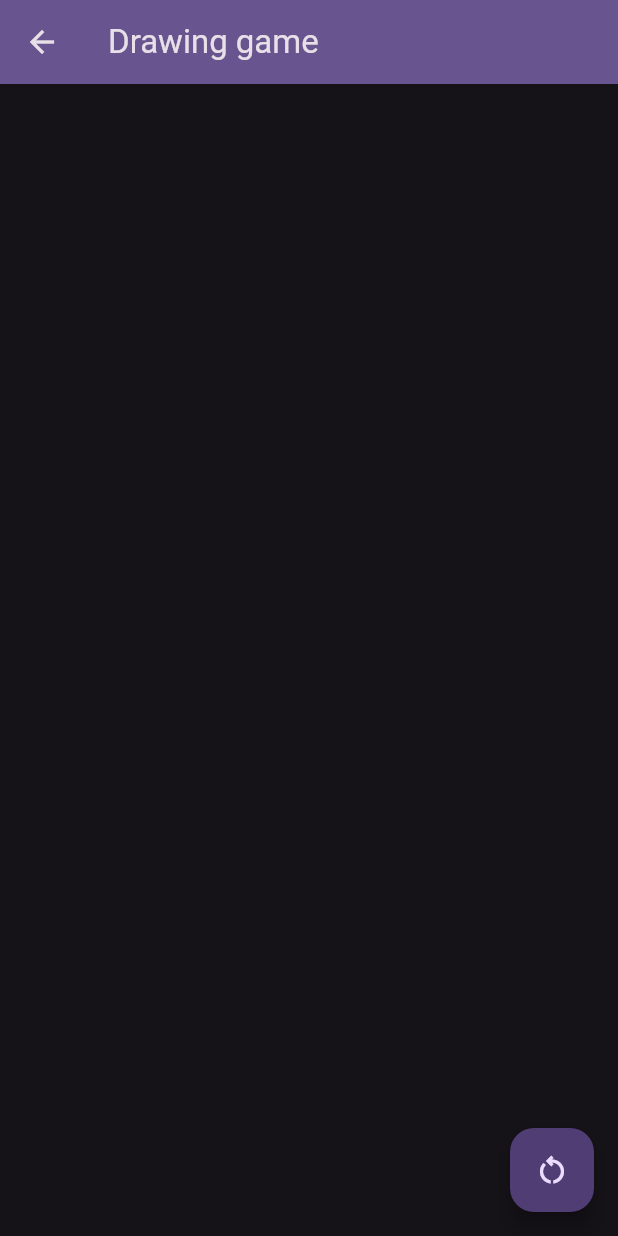
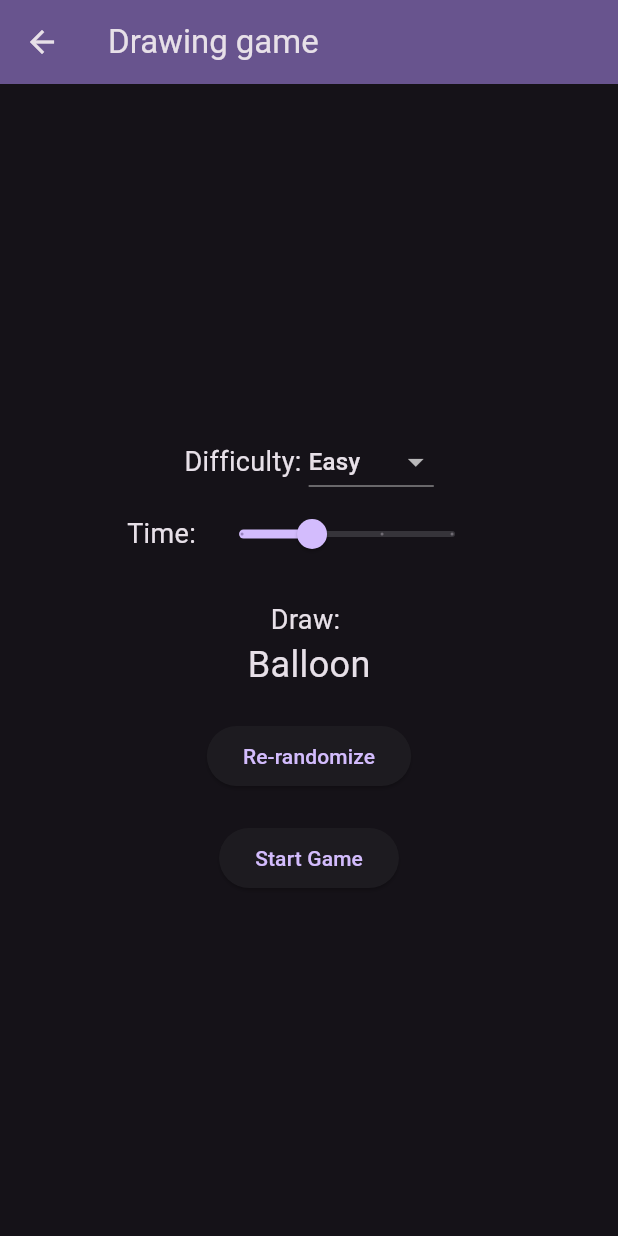
Before and after one commit to Mathematti/party_app, a Flutter app: the screen it shows after launch, after a tap on "Drawing game", on a phone screen of 412 x 824 dp. Run offline on Flutter 3.47's test engine with Material 3 defaults, Android fonts, the phone set to English and light mode, and no system bars; drawn by our look-alikes of signature; our stand-ins replace stop_watch_timer, vibration; missing offline and left inert: shake_plus.

Commit message:
very awesome drawing game

```diff
--- a/lib/drawing_game.dart
+++ b/lib/drawing_game.dart
@@ -1,10 +1,17 @@
 import 'package:flutter/material.dart';
 import 'package:signature/signature.dart';
+import 'package:stop_watch_timer/stop_watch_timer.dart';
 import 'package:vibration/vibration.dart';
 
-class DrawingGame extends StatelessWidget {
-  DrawingGame({super.key});
+class DrawingGame extends StatefulWidget {
+  final int time;
+  const DrawingGame({super.key, required this.time});
 
+  @override
+  State<DrawingGame> createState() => _DrawingGameState();
+}
+
+class _DrawingGameState extends State<DrawingGame> {
   final hasVibrator = Vibration.hasVibrator();
 
   void _restart() async {
@@ -17,8 +24,31 @@ class DrawingGame extends StatelessWidget {
   final SignatureController _controller = SignatureController(
     penStrokeWidth: 5,
     penColor: Colors.white,
-    // exportBackgroundColor: ,
   );
+
+  late final StopWatchTimer stopWatchTimer;
+
+  @override
+  void initState() {
+    super.initState();
+    stopWatchTimer = StopWatchTimer(
+      mode: StopWatchMode.countDown,
+      presetMillisecond:
+          StopWatchTimer.getMilliSecFromSecond(widget.time),
+    );
+    stopWatchTimer.onStartTimer();
+    stopWatchTimer.fetchEnded.listen((value) {
+      if (mounted) {
+        Navigator.pop(context);
+      }
+    });
+  }
+
+  @override
+  void dispose() async {
+    super.dispose();
+    await stopWatchTimer.dispose();
+  }
 
   @override
   Widget build(BuildContext context) {
@@ -27,11 +57,35 @@ class DrawingGame extends StatelessWidget {
         backgroundColor: Theme.of(context).colorScheme.inversePrimary,
         title: const Text("Drawing game"),
       ),
-      body: Signature(
-        controller: _controller,
-        // width: 300,
-        // height: 300,
-        backgroundColor: Theme.of(context).scaffoldBackgroundColor,
+      body: Column(
+        children: [
+          StreamBuilder<int>(
+            stream: stopWatchTimer.rawTime,
+            initialData: stopWatchTimer.rawTime.value,
+            builder: (context, snap) {
+              final value = snap.data!;
+              final displayTime = StopWatchTimer.getDisplayTime(value,
+                  hours: false, minute: false);
+              return Padding(
+                padding: const EdgeInsets.all(8),
+                child: Text(
+                  displayTime,
+                  style: const TextStyle(
+                    fontSize: 40,
+                    fontFamily: 'Helvetica',
+                    fontWeight: FontWeight.bold,
+                  ),
+                ),
+              );
+            },
+          ),
+          Expanded(
+            child: Signature(
+              controller: _controller,
+              backgroundColor: Theme.of(context).scaffoldBackgroundColor,
+            ),
+          ),
+        ],
       ),
       backgroundColor: Theme.of(context).scaffoldBackgroundColor,
       floatingActionButton: FloatingActionButton(
--- /dev/null
+++ b/lib/drawing_game_options.dart
@@ -0,0 +1,216 @@
+import 'package:flutter/material.dart';
+import 'package:party_app/drawing_game.dart';
+
+class DrawingGameOptions extends StatefulWidget {
+  const DrawingGameOptions({super.key});
+
+  @override
+  State<DrawingGameOptions> createState() => _DrawingGameOptionsState();
+}
+
+class _DrawingGameOptionsState extends State<DrawingGameOptions> {
+  final List<String> easyThingsToDraw = [
+    'Sun',
+    'Tree',
+    'House',
+    'Cat',
+    'Heart',
+    'Rainbow',
+    'Fish',
+    'Smiley face',
+    'Balloon',
+    'Apple',
+    'Star',
+    'Cup',
+    'Book',
+    'Cloud',
+    'Moon',
+    'Hat',
+    'Shoe',
+    'Flower',
+    'Carrot',
+    'Leaf',
+    'Bread',
+    'Clock',
+    'Ice cream cone',
+    'Chair',
+    'Lollipop',
+  ];
+
+  final List<String> mediumThingsToDraw = [
+    'Airplane',
+    'Glasses',
+    'Dog',
+    'Mountain',
+    'Car',
+    'Umbrella',
+    'Boat',
+    'Cactus',
+    'Backpack',
+    'Guitar',
+    'Bicycle',
+    'Basketball',
+    'Lamp',
+    'Rocket',
+    'Penguin',
+    'Tiger',
+    'Camera',
+    'Key',
+    'Ladder',
+    'Sandwich',
+    'Pineapple',
+    'Watermelon',
+    'Donut',
+    'Whale',
+    'Parrot',
+    'Snowman',
+    'Castle',
+    'Bridge',
+  ];
+
+  final List<String> hardThingsToDraw = [
+    'Eiffel Tower',
+    'Dinosaur',
+    'Piano',
+    'Octopus',
+    'Lighthouse',
+    'Helicopter',
+    'Kangaroo',
+    'Statue of Liberty',
+    'Space Station',
+    'Dragonfly',
+    'Microscope',
+    'Snowmobile',
+    'Phoenix',
+    'Magic Wand',
+    'Alien',
+    'Pirate Ship',
+    'Anchor',
+    'Volcano',
+    'Treasure Chest',
+    'Ballet Shoes',
+    'Telescope',
+    'Robot',
+    'Chessboard',
+    'Unicorn',
+    'Mermaid',
+    'Wizard',
+  ];
+
+  String selectedDifficulty = 'Easy';
+  String selectedWord = '';
+  int time = 45;
+
+  void randomizeWord() {
+    List<String> words;
+    switch (selectedDifficulty) {
+      case 'Medium':
+        words = mediumThingsToDraw;
+        break;
+      case 'Hard':
+        words = hardThingsToDraw;
+        break;
+      case 'Easy':
+      default:
+        words = easyThingsToDraw;
+        break;
+    }
+    setState(() {
+      selectedWord = (words..shuffle()).first;
+    });
+  }
+
+  @override
+  void initState() {
+    super.initState();
+    randomizeWord();
+  }
+
+  @override
+  Widget build(BuildContext context) {
+    return Scaffold(
+      appBar: AppBar(
+        backgroundColor: Theme.of(context).colorScheme.inversePrimary,
+        title: const Text("Drawing game"),
+      ),
+      body: Center(
+        child: Column(
+          mainAxisAlignment: MainAxisAlignment.center,
+          children: [
+            Row(
+              mainAxisAlignment: MainAxisAlignment.center,
+              children: [
+                const Text(
+                  'Difficulty: ',
+                  style: TextStyle(fontSize: 18),
+                ),
+                DropdownButton<String>(
+                  value: selectedDifficulty,
+                  items: ['Easy', 'Medium', 'Hard'].map((String value) {
+                    return DropdownMenuItem<String>(
+                      value: value,
+                      child: Text(value),
+                    );
+                  }).toList(),
+                  onChanged: (String? newValue) {
+                    setState(() {
+                      selectedDifficulty = newValue!;
+                      randomizeWord();
+                    });
+                  },
+                ),
+              ],
+            ),
+            Row(
+              mainAxisAlignment: MainAxisAlignment.center,
+              children: [
+              const Text(
+                'Time: ',
+                style: TextStyle(fontSize: 18),
+              ),
+              Slider(
+                value: time.toDouble(),
+                min: 30,
+                max: 120,
+                divisions: 3,
+                label: '$time seconds',
+                onChanged: (double newValue) {
+                setState(() {
+                  time = newValue.toInt();
+                });
+                },
+              ),
+              ],
+            ),
+            const SizedBox(height: 20),
+            const Text(
+              'Draw: ',
+              style: TextStyle(fontSize: 18),
+            ),
+            Text(
+              selectedWord,
+              style: const TextStyle(fontSize: 24),
+            ),
+            const SizedBox(height: 20),
+            ElevatedButton(
+              onPressed: randomizeWord,
+              child: const Text('Re-randomize'),
+            ),
+            const SizedBox(height: 20),
+            ElevatedButton(
+              onPressed: () {
+                Navigator.push(
+                  context,
+                  MaterialPageRoute(
+                      builder: (context) => DrawingGame(time: time)),
+                );
+              },
+              child: const Text('Start Game'),
+            ),
+          ],
+        ),
+      ),
+      backgroundColor: Theme.of(context).scaffoldBackgroundColor,
+    );
+  }
+}
--- a/lib/main.dart
+++ b/lib/main.dart
@@ -1,6 +1,6 @@
 import 'package:flutter/material.dart';
 import 'package:party_app/dice_game.dart';
-import 'package:party_app/drawing_game.dart';
+import 'package:party_app/drawing_game_options.dart';
 import 'package:party_app/hot_potato.dart';
 
 void main() {
@@ -148,7 +148,7 @@ class _MyHomePageState extends State<MyHomePage> {
                       Navigator.push(
                           context,
                           MaterialPageRoute(
-                              builder: (context) => DrawingGame()));
+                              builder: (context) => const DrawingGameOptions()));
                     },
                     child: const Text('Drawing game'))
               ],
--- a/pubspec.yaml
+++ b/pubspec.yaml
@@ -39,6 +39,7 @@ dependencies:
   shake_plus: ^1.0.0
   vibration: ^2.0.1
   signature: 5.5.0
+  stop_watch_timer: ^3.2.1
 
 dev_dependencies:
   flutter_test:
```
Also changed, not shown: pubspec.lock.
